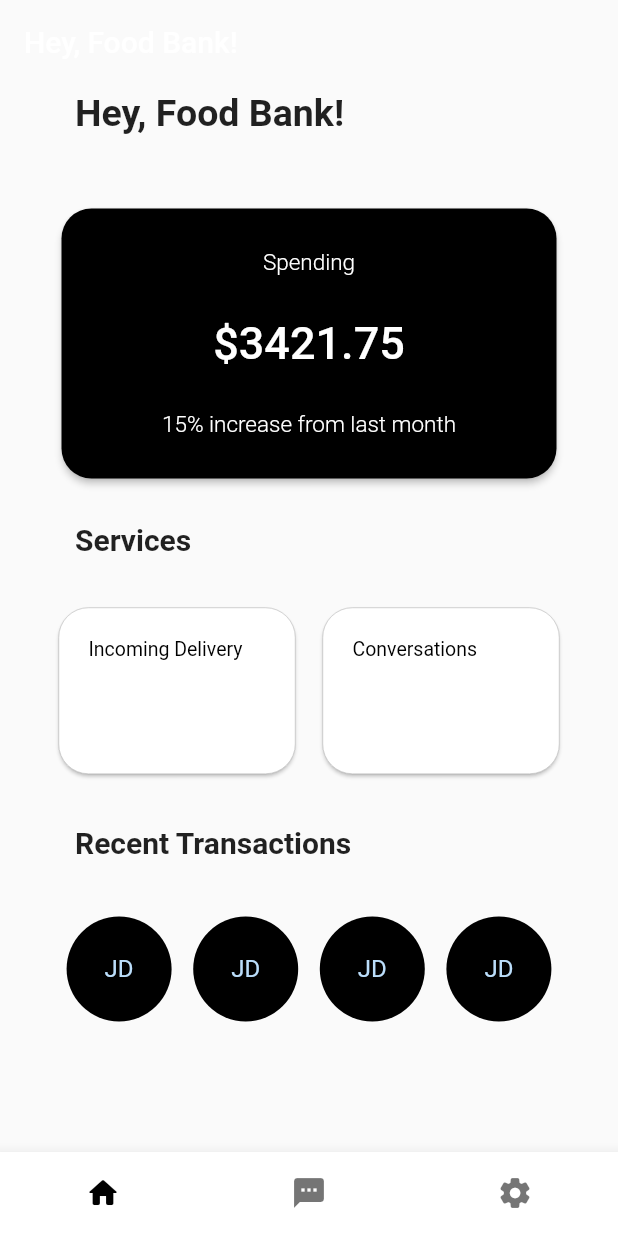
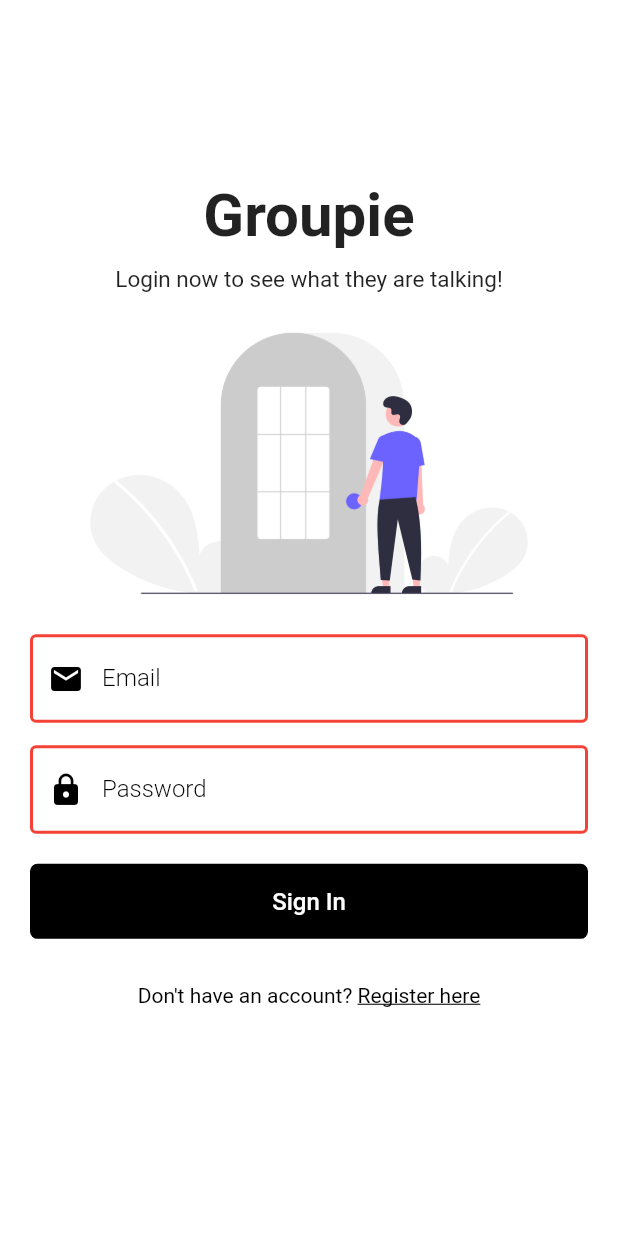
Before and after one commit to torrizing/google-ignite-22-group2, a Flutter app: the screen it shows after launch, on a phone screen of 412 x 824 dp. Run offline on Flutter 3.47's test engine with Material 2 defaults, Android fonts, the phone set to English and light mode, and no system bars; our stand-ins replace shared_preferences.

Commit message:
login and registration ui

```diff
--- a/lib/bottom_navigation.dart
+++ b/lib/bottom_navigation.dart
@@ -30,7 +30,7 @@ class _BottomNavigationState extends State<BottomNavigation> {
   Widget build(BuildContext context) {
     return Scaffold(
       appBar: AppBar(
-          title: const Text('Hey, Food Bank!', style: TextStyle(color: Colors.white),),
+          title: const Text('Hey, Food Bank!', style: TextStyle(color: Colors.transparent),),
           elevation: 0,
           backgroundColor: Colors.transparent),
       body: _pages.elementAt(_selectedIndex),
--- /dev/null
+++ b/lib/helper/helper_function.dart
@@ -0,0 +1,21 @@
+import 'package:shared_preferences/shared_preferences.dart';
+
+class HelperFunctions {
+
+  // keys
+  static String userLoggedInKey = "LOGGEDINKEY";
+  static String userNameKey = "USERNAMEKEY";
+  static String userEmailKey = "USEREMAILKEY";
+
+
+
+  // saving data to SF
+
+  // getting data from SF
+  static Future<bool?> getUserLoggedInStatus() async {
+    SharedPreferences sf = await SharedPreferences.getInstance();
+    return sf.getBool(userLoggedInKey);
+  }
+
+
+}
--- a/lib/main.dart
+++ b/lib/main.dart
@@ -1,16 +1,44 @@
 import 'package:flutter/material.dart';
 import 'package:google_ignite_app/bottom_navigation.dart';
+import 'package:google_ignite_app/helper/helper_function.dart';
+import 'package:google_ignite_app/pages/auth/login_page.dart';
+import 'package:google_ignite_app/shared/constants.dart';
 
 void main() => runApp(const MyApp());
 
-class MyApp extends StatelessWidget {
+class MyApp extends StatefulWidget {
   const MyApp({super.key});
 
   @override
+  State<MyApp> createState() => _MyAppState();
+}
+
+class _MyAppState extends State<MyApp> {
+  bool _isSignedIn = false;
+
+  @override
+  void initState() {
+    super.initState();
+    // TODO: implement initState
+    getUserLoggedInStatus();
+  }
+
+  getUserLoggedInStatus() async {
+    await HelperFunctions.getUserLoggedInStatus().then((value) {
+      if (value != null) {
+        _isSignedIn = value;
+      }
+    });
+  }
+
+  @override
   Widget build(BuildContext context) {
-    return const MaterialApp(
+    return MaterialApp(
+      theme: ThemeData(
+          primaryColor: Constants().primaryColor,
+          scaffoldBackgroundColor: Colors.white),
       debugShowCheckedModeBanner: false,
-      home: BottomNavigation(),
+      home: _isSignedIn ? const BottomNavigation() : const LoginPage(),
     );
   }
 }
--- /dev/null
+++ b/lib/pages/auth/login_page.dart
@@ -0,0 +1,137 @@
+import 'package:flutter/gestures.dart';
+import 'package:flutter/material.dart';
+import 'package:google_ignite_app/pages/auth/register_page.dart';
+import 'package:google_ignite_app/widget/widgets.dart';
+
+class LoginPage extends StatefulWidget {
+  const LoginPage({Key? key}) : super(key: key);
+
+  @override
+  State<LoginPage> createState() => _LoginPageState();
+}
+
+class _LoginPageState extends State<LoginPage> {
+  final formKey = GlobalKey<FormState>();
+  String email = "";
+  String password = "";
+
+  @override
+  Widget build(BuildContext context) {
+    return Scaffold(
+        // appBar: AppBar(backgroundColor: Theme.of(context).primaryColor),
+        body: SingleChildScrollView(
+            child: Padding(
+                padding:
+                    const EdgeInsets.symmetric(horizontal: 20, vertical: 120),
+                child: Form(
+                    key: formKey,
+                    child: Column(
+                        mainAxisAlignment: MainAxisAlignment.center,
+                        crossAxisAlignment: CrossAxisAlignment.center,
+                        children: <Widget>[
+                          const Text("Groupie",
+                              style: TextStyle(
+                                  fontSize: 40, fontWeight: FontWeight.bold)),
+                          const SizedBox(height: 10),
+                          const Text("Login now to see what they are talking!",
+                              style: TextStyle(fontSize: 15)),
+                          Image.asset("assets/images/login.png"),
+                          TextFormField(
+                            decoration: textInputDecoration.copyWith(
+                                labelText: "Email",
+                                prefixIcon: Icon(
+                                  Icons.email,
+                                  color: Theme.of(context).primaryColor,
+                                )),
+                            onChanged: (val) {
+                              setState(() {
+                                email = val;
+                              });
+                            },
+
+                            // Validation
+                            validator: (val) {
+                              return RegExp(
+                                          r"^[a-zA-Z0-9.a-zA-Z0-9.!#$%&'*+-/=?^_`{|}~]+@[a-zA-Z0-9]+\.[a-zA-Z]+")
+                                      .hasMatch(val!)
+                                  ? null
+                                  : "Please enter a valid email";
+                            },
+                          ),
+                          const SizedBox(height: 15),
+                          TextFormField(
+                            obscureText: true,
+                            decoration: textInputDecoration.copyWith(
+                                labelText: "Password",
+                                prefixIcon: Icon(
+                                  Icons.lock,
+                                  color: Theme.of(context).primaryColor,
+                                )),
+                            onChanged: (val) {
+                              setState(() {
+                                password = val;
+                              });
+                            },
+
+                            // validation
+                            validator: (val) {
+                              if (val!.length < 6) {
+                                return "Password mut be at least 6 characters";
+                              } else {
+                                return null;
+                              }
+                            },
+                          ),
+
+                          const SizedBox(height: 20),
+
+                          SizedBox(
+                            width: double.infinity,
+                            height: 50,
+                            child: ElevatedButton(
+                              style: ElevatedButton.styleFrom(
+                                  backgroundColor:
+                                      Theme.of(context).primaryColor,
+                                  elevation: 0,
+                                  shape: RoundedRectangleBorder(
+                                      borderRadius: BorderRadius.circular(5))),
+                              child: const Text(
+                                "Sign In",
+                                style: TextStyle(
+                                    color: Colors.white, fontSize: 16),
+                              ),
+                              onPressed: () {
+                                login();
+                              },
+                            ),
+                          ),
+                          const SizedBox(height: 30),
+                          Text.rich(TextSpan(
+                            text: "Don't have an account? ",
+                            style: const TextStyle(
+                                color: Colors.black, fontSize: 14),
+                            children: <TextSpan>[
+                              TextSpan(
+                                  text: "Register here",
+                                  style: const TextStyle(
+                                      color: Colors.black,
+                                      decoration: TextDecoration.underline),
+                                  recognizer: TapGestureRecognizer()
+                                    ..onTap = () {
+                                      nextScreen(context, const RegisterPage());
+                                    }),
+                            ],
+                          )),
+
+                          // ElevatedButton(
+                          //     onPressed: () {
+                          //       login();
+                          //     },
+                          //     child: const Text("Login"))
+                        ])))));
+  }
+
+  login() {
+    if (formKey.currentState!.validate()) {}
+  }
+}
--- /dev/null
+++ b/lib/shared/constants.dart
@@ -0,0 +1,5 @@
+import 'package:flutter/material.dart';
+
+class Constants {
+  final primaryColor = Colors.black;
+}
--- /dev/null
+++ b/lib/widget/widgets.dart
@@ -0,0 +1,23 @@
+import 'package:flutter/material.dart';
+
+const textInputDecoration = InputDecoration(
+    labelStyle: TextStyle(color: Colors.black, fontWeight: FontWeight.w300),
+    focusedBorder: OutlineInputBorder(
+        borderSide: BorderSide(color: Colors.blue, width: 2)),
+    enabledBorder:
+        OutlineInputBorder(borderSide: BorderSide(color: Colors.red, width: 2)),
+    errorBorder: OutlineInputBorder(
+        borderSide: BorderSide(color: Colors.red, width: 2)));
+
+void nextScreen(context, page) {
+  Navigator.push(context, MaterialPageRoute(builder: (context) => page));
+}
+
+void previousScreen(context, page) {
+  Navigator.pop(context, MaterialPageRoute(builder: (context) => page));
+}
+
+void nextScreenReplace(context, page) {
+  Navigator.pushReplacement(
+      context, MaterialPageRoute(builder: (context) => page));
+}
--- a/pubspec.yaml
+++ b/pubspec.yaml
@@ -38,6 +38,7 @@ dependencies:
   cupertino_icons: ^1.0.2
   english_words: ^4.0.0
   camera: ^0.10.0+1
+  shared_preferences: ^2.0.15
 
 dev_dependencies:
   flutter_test:
@@ -65,6 +66,8 @@ flutter:
   assets:
     - assets/images/ninjavan.png
     - assets/images/joshua.jpeg
+    - assets/images/login.png
+    - assets/images/welcome.png
   #   - images/a_dot_ham.jpeg
 
   # An image asset can refer to one or more resolution-specific "variants", see
```
Also changed, not shown: lib/pages/auth/register_page.dart (added, +162 -0 lines), lib/pages/home_page.dart (+11 -0 lines), assets/images/login.png (added), assets/images/welcome.png (added), lib/service/auth_service.dart (added), pubspec.lock, 2 other files.
